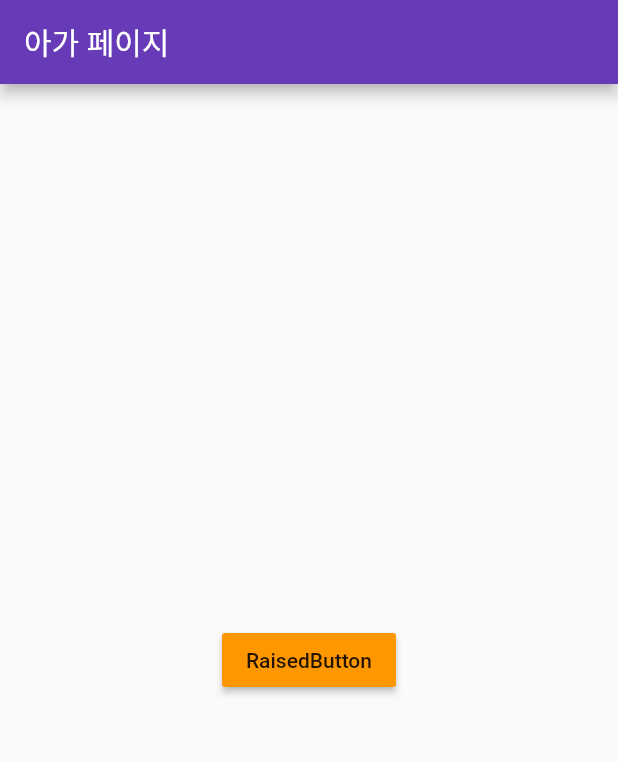
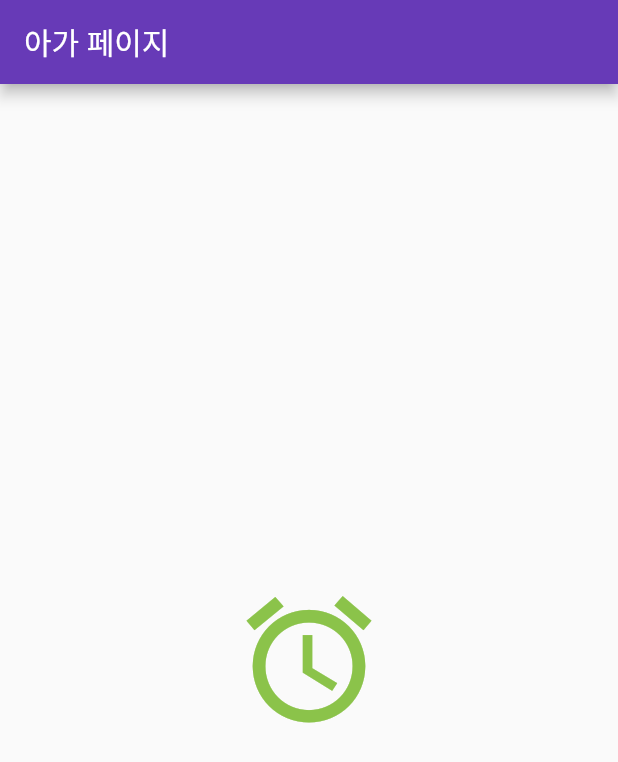
Before and after one commit to peactor/flutter_button, a Flutter app: the screen it shows after launch, on a phone screen of 412 x 824 dp. Shown: the top 762 px of the screen. Run offline on Flutter 3.47's test engine with Material 2 defaults, Android fonts, the phone set to English and light mode, and no system bars.

Commit message:
IconButton

```diff
--- a/lib/main.dart
+++ b/lib/main.dart
@@ -44,12 +44,12 @@ class _MyHomePageState extends State<MyHomePage> {
         title: Text(widget.title),
       ),
       body: Center(
-        child: RaisedButton(
-            child: Text('RaisedButton'),
-            color: Colors.orange,
-            onPressed: _incrementCounter,
-
-      ),
+        child: IconButton(
+          icon:Icon(Icons.access_alarms),
+          color:Colors.lightGreen,
+          iconSize:100.0,
+          onPressed:(){},
+        ),
 
       ),
 
```
